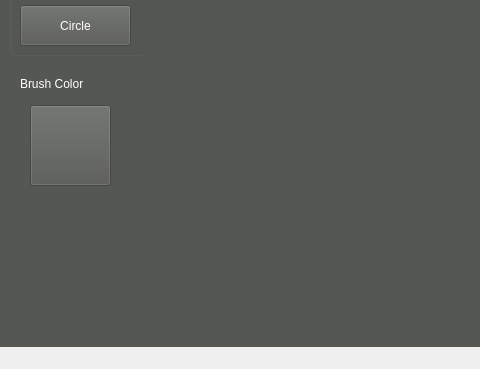
Old version of the form GigBagSpriteEditor/spriteeditorwindow.ui in the repository ChristopherDHanson/SpriteEditor; both pictures show x 0 to 480 and y 331 to 700 of the 800 by 700 pixel window.
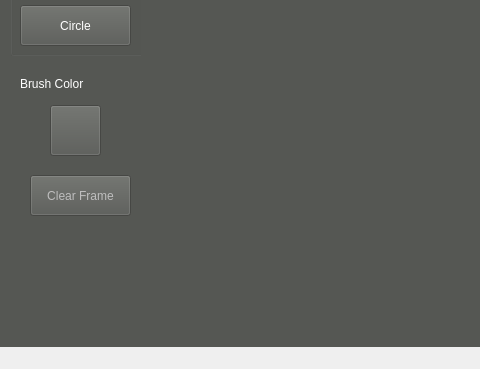
New version of the form. Custom widgets are drawn as their Qt base class.

Commit message: clear frames now works, good working app

Patch:
```diff
--- a/GigBagSpriteEditor/spriteeditorwindow.ui
+++ b/GigBagSpriteEditor/spriteeditorwindow.ui
@@ -325,10 +325,10 @@
     <widget class="QPushButton" name="colorPaletteButton">
      <property name="geometry">
       <rect>
-       <x>20</x>
+       <x>40</x>
        <y>40</y>
-       <width>81</width>
-       <height>81</height>
+       <width>51</width>
+       <height>51</height>
       </rect>
      </property>
      <property name="palette">
@@ -453,6 +453,19 @@
       <string>Brush Color</string>
      </property>
     </widget>
+    <widget class="QPushButton" name="clearFrameButton">
+     <property name="geometry">
+      <rect>
+       <x>20</x>
+       <y>110</y>
+       <width>101</width>
+       <height>41</height>
+      </rect>
+     </property>
+     <property name="text">
+      <string>Clear Frame</string>
+     </property>
+    </widget>
    </widget>
   </widget>
   <widget class="QMenuBar" name="menuBar">
```
The commit also changes 4 other files.
